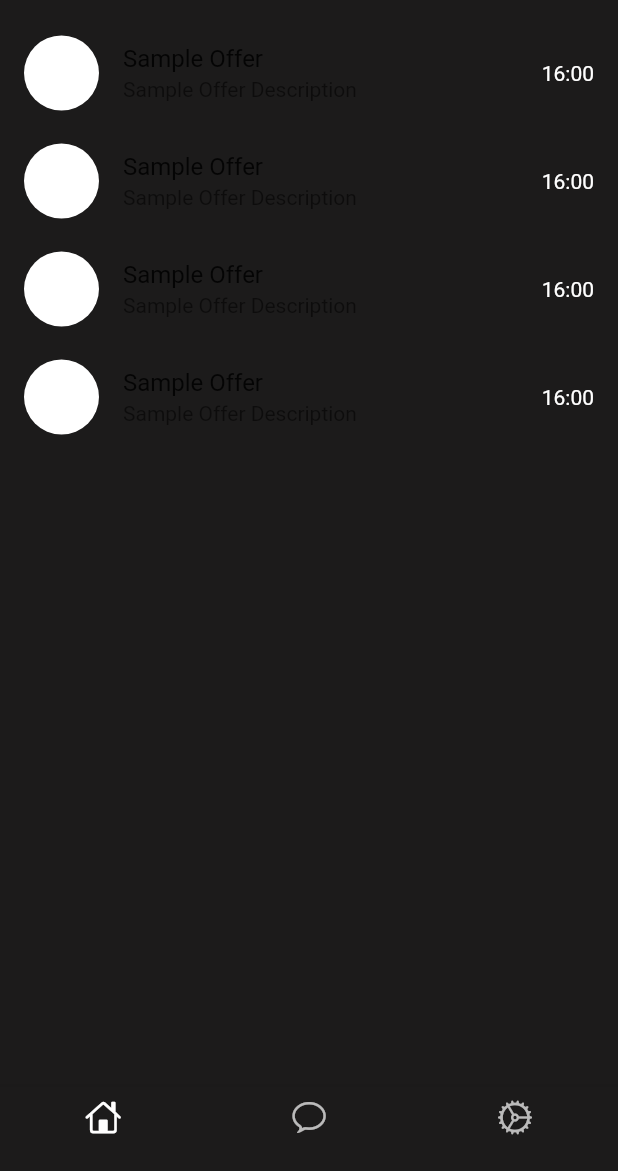
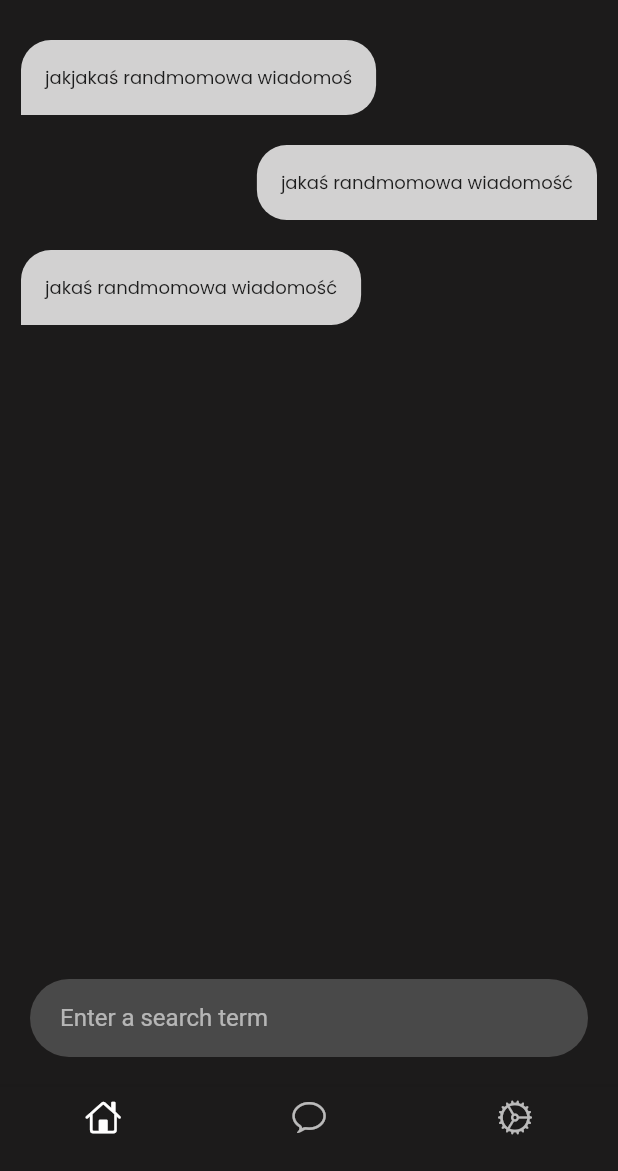
Before and after one commit to radziminski/bhl-second-life-frontend, a Flutter app: the MessagesScreen screen opened by its route, after a tap on "Sample Offer", on a phone screen of 412 x 824 dp, the part 65-1236 px from its top. Run offline on Flutter 3.47's test engine with Material 2 defaults, Android fonts, the phone set to English and light mode, and no system bars; our stand-ins replace carousel_slider, dio, get_it, google_fonts; network calls fail.

Commit message:
Added chat screen

```diff
--- a/lib/constants.dart
+++ b/lib/constants.dart
@@ -9,6 +9,7 @@ const String kLoadingRoute = '/loading';
 const String kSettingsRoute = '/settings';
 const String kLoginRoute = '/login';
 const String kMessagesRoute = '/msg';
+const String kChatRoute = '/chat';
 
 // Api
 
--- a/lib/routes.dart
+++ b/lib/routes.dart
@@ -1,4 +1,5 @@
 import 'package:SecondLife/constants.dart';
+import 'package:SecondLife/screens/chat_screen.dart';
 import 'package:SecondLife/screens/loading_screen.dart';
 import 'package:SecondLife/screens/login_screen.dart';
 import 'package:SecondLife/screens/matches_screen.dart';
@@ -10,6 +11,7 @@ final appRoutes = {
   kOffersRoute: (context) => OffersScreen(),
   kLoadingRoute: (context) => LoadingScreen(),
   kMessagesRoute: (context) => MessagesScreen(),
+  kChatRoute: (context) => ChatScreen(),
   kLoginRoute: (context) => LoginScreen(),
   kSettingsRoute: (context) => SettingsScreen(),
 };
--- a/lib/screens/chat_screen.dart
+++ b/lib/screens/chat_screen.dart
@@ -1,8 +1,49 @@
+import 'package:SecondLife/widgets/Chat.dart';
+import 'package:SecondLife/widgets/DefaultAppBar.dart';
+import 'package:SecondLife/widgets/DefaultBottomNavBar.dart';
 import 'package:flutter/material.dart';
+import 'package:flutter/services.dart';
 
 class ChatScreen extends StatelessWidget {
   @override
   Widget build(BuildContext context) {
-    return Container();
+    return Scaffold(
+      appBar: buildDefaultAppBar(context, 'Matched trades'),
+      bottomNavigationBar: buildDefaultBottomNavBar(context),
+      body: SafeArea(
+        child: Column(
+          children: [
+            Expanded(
+              child: Chat(),
+            ),
+            Padding(
+              padding: const EdgeInsets.symmetric(horizontal: 20.0),
+              child: Container(
+                padding: EdgeInsets.symmetric(vertical: 2, horizontal: 20),
+                decoration: BoxDecoration(
+                  color: Colors.white.withOpacity(0.2),
+                  borderRadius: BorderRadius.all(
+                    Radius.circular(30),
+                  ),
+                ),
+                child: Center(
+                  child: TextField(
+                    decoration: InputDecoration(
+                        border: InputBorder.none,
+                        hintStyle: TextStyle(
+                          color: Colors.white.withOpacity(0.6),
+                        ),
+                        hintText: 'Enter a search term'),
+                  ),
+                ),
+              ),
+            ),
+            SizedBox(
+              height: 20.0,
+            )
+          ],
+        ),
+      ),
+    );
   }
 }
--- /dev/null
+++ b/lib/widgets/Chat.dart
@@ -0,0 +1,78 @@
+import 'package:flutter/material.dart';
+import 'package:google_fonts/google_fonts.dart';
+
+enum ChatBubbleDirection { left, right }
+const int kTextWrapBreakpoint = 28;
+
+class Chat extends StatefulWidget {
+  @override
+  _ChatState createState() => _ChatState();
+}
+
+class _ChatState extends State<Chat> {
+  @override
+  Widget build(BuildContext context) {
+    return Padding(
+      padding: const EdgeInsets.all(14.0),
+      child: ListView(
+        children: [
+          _buildChatBubble(
+            context,
+            ChatBubbleDirection.left,
+            'jakjakaś randmomowa wiadomoś',
+          ),
+          _buildChatBubble(
+            context,
+            ChatBubbleDirection.right,
+            'jakaś randmomowa wiadomość',
+          ),
+          _buildChatBubble(
+            context,
+            ChatBubbleDirection.left,
+            'jakaś randmomowa wiadomość',
+          ),
+        ],
+      ),
+    );
+  }
+
+  Widget _buildChatBubble(context, ChatBubbleDirection direction, String text) {
+    return Row(
+      mainAxisAlignment: direction == ChatBubbleDirection.left
+          ? MainAxisAlignment.start
+          : MainAxisAlignment.end,
+      children: [
+        Container(
+          width: text.length > kTextWrapBreakpoint
+              ? MediaQuery.of(context).size.width * 0.8
+              : null,
+          alignment: direction == ChatBubbleDirection.left
+              ? Alignment.centerLeft
+              : Alignment.centerRight,
+          padding: EdgeInsets.all(16.0),
+          margin: EdgeInsets.only(bottom: 20.0),
+          decoration: BoxDecoration(
+            color: Colors.white.withOpacity(0.8),
+            borderRadius: BorderRadius.only(
+              topLeft: Radius.circular(20),
+              topRight: Radius.circular(20),
+              bottomLeft: direction == ChatBubbleDirection.left
+                  ? Radius.circular(0)
+                  : Radius.circular(20),
+              bottomRight: direction == ChatBubbleDirection.right
+                  ? Radius.circular(0)
+                  : Radius.circular(20),
+            ),
+          ),
+          child: Text(
+            text,
+            style: GoogleFonts.poppins(
+              fontSize: 12,
+              color: Colors.black87,
+            ),
+          ),
+        ),
+      ],
+    );
+  }
+}
--- a/lib/widgets/ChatsList.dart
+++ b/lib/widgets/ChatsList.dart
@@ -1,4 +1,6 @@
+import 'package:SecondLife/constants.dart';
 import 'package:flutter/material.dart';
+import 'package:google_fonts/google_fonts.dart';
 
 class ChatsList extends StatefulWidget {
   @override
@@ -26,12 +28,18 @@ class _ChatsListState extends State<ChatsList> {
   }
 
   Widget _buildListElement(context,
-      {String title, String subtitle, String, trailing}) {
+      {String title, String subtitle, String trailing}) {
     return ListTile(
-      title: Text(title),
-      subtitle: Text(subtitle),
+      title: Text(title, style: GoogleFonts.poppins(color: Colors.white)),
+      subtitle: Text(subtitle,
+          style: GoogleFonts.poppins(
+            color: Colors.white,
+            fontSize: 12,
+          )),
       trailing: Text(trailing),
-      onTap: () {},
+      onTap: () {
+        Navigator.pushNamed(context, kChatRoute);
+      },
       leading: Container(
         decoration: BoxDecoration(
           color: Colors.white,
```
